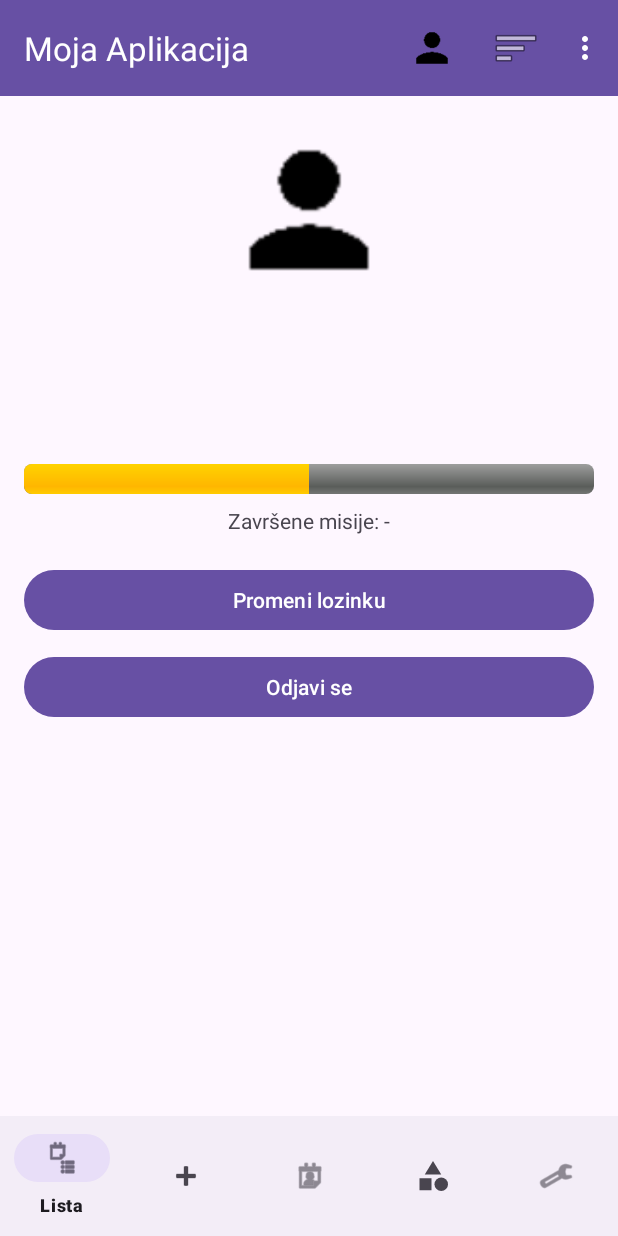
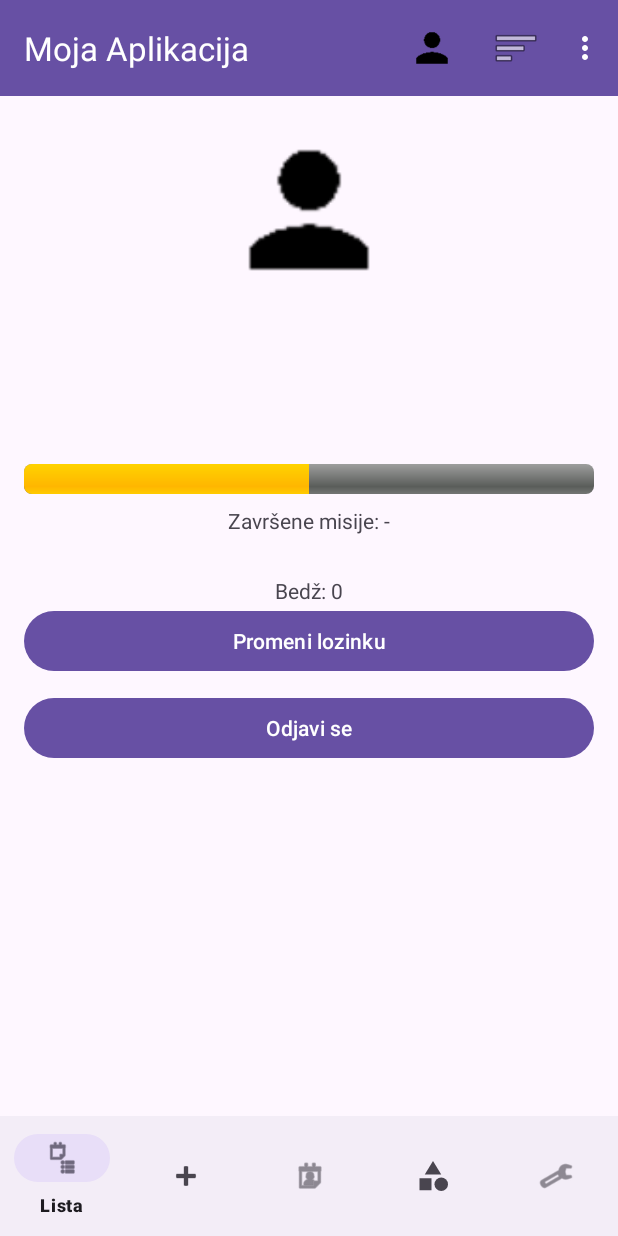
Before and after one commit to milosmat/e2-ma-tim40-2025, an Android app: the fragment ProfileFragment placed in its activity, on a phone screen of 412 x 824 dp. Run offline under Robolectric (Android 15) with nearby library versions, the phone set to English and light mode, and no system bars; our stand-ins replace Firebase (no records; nobody signed in at launch, a user with empty details on screens opened directly); 1 statement that could not run was skipped.

Commit message:
prikazivanje bedzeva na profilu (broj resenih spec misija)

```diff
--- a/app/src/main/java/com/example/mobilneaplikacije/ui/profile/ProfileFragment.java
+++ b/app/src/main/java/com/example/mobilneaplikacije/ui/profile/ProfileFragment.java
@@ -25,7 +25,7 @@ import com.google.firebase.firestore.*;
 public class ProfileFragment extends Fragment {
 
     private ImageView ivAvatar;
-    private TextView tvUsername, tvLevel, tvTitle, tvPP, tvXP, tvCoins, tvNexLvlXP , tvMissions;
+    private TextView tvUsername, tvLevel, tvTitle, tvPP, tvXP, tvCoins, tvNexLvlXP , tvMissions, tvBadge;
     private Button btnChangePassword;
 
     private LevelManager levelManager;
@@ -51,6 +51,7 @@ public class ProfileFragment extends Fragment {
         //tvNexLvlXP = view.findViewById(R.id.tvNextLvlXP);
         tvCoins = view.findViewById(R.id.tvCoins);
         tvMissions = view.findViewById(R.id.tvMissions);
+        tvBadge = view.findViewById(R.id.tvBadge);
         Button btnLogout = view.findViewById(R.id.btnLogout);
         btnChangePassword = view.findViewById(R.id.btnChangePassword);
 
@@ -101,6 +102,7 @@ public class ProfileFragment extends Fragment {
         });
 
         loadCompletedMissionsCount();
+        loadSpecialMissionsCompleted();
     }
 
     private void loadCompletedMissionsCount() {
@@ -154,6 +156,24 @@ public class ProfileFragment extends Fragment {
                         tvMissions.setText("Završene misije: -")
                 );
     }
+
+    private void loadSpecialMissionsCompleted() {
+        FirebaseUser freshUser = FirebaseAuth.getInstance().getCurrentUser();
+        if (freshUser == null) return;
+
+        db.collection("users").document(freshUser.getUid()).get()
+                .addOnSuccessListener(doc -> {
+                    if (doc.exists()) {
+                        Long completed = doc.getLong("specialMissionsWon");
+                        int count = (completed != null) ? completed.intValue() : 0;
+                        tvBadge.setText("Bedž: " + count);
+                    } else {
+                        tvBadge.setText("Bedž: 0");
+                    }
+                })
+                .addOnFailureListener(e -> tvBadge.setText("Bedž: -"));
+    }
+
     private void logOut() {
         authRepo.logOut();
 
--- a/app/src/main/res/layout/fragment_profile.xml
+++ b/app/src/main/res/layout/fragment_profile.xml
@@ -54,6 +54,13 @@
             android:layout_width="wrap_content"
             android:layout_height="wrap_content"/>
 
+        <TextView
+            android:id="@+id/tvBadge"
+            android:layout_width="wrap_content"
+            android:layout_height="wrap_content"
+            android:text="Bedž: -"
+            android:layout_marginTop="8dp"/>
+
         <Button
             android:id="@+id/btnChangePassword"
             android:layout_width="match_parent"
```
Also changed, not shown: app/src/main/java/com/example/mobilneaplikacije/ui/profile/PublicProfileFragment.java (+16 -5 lines).
